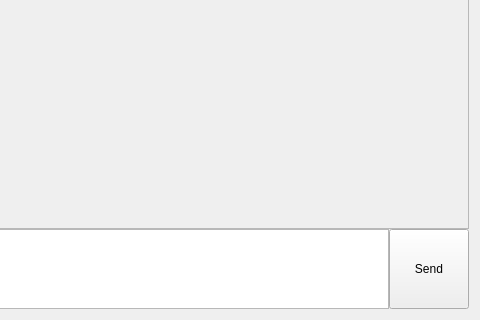
jack41402/Networking-Final, file UI/home.ui: the form before one commit; both pictures show x 520 to 1000 and y 280 to 600 of the 1000 by 600 pixel window.
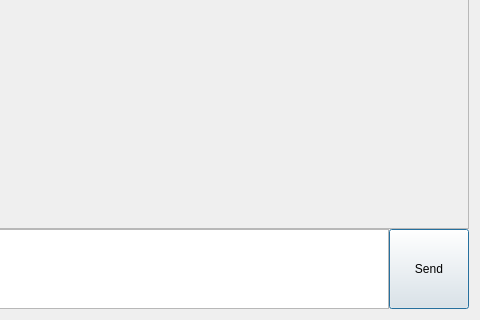
The form after the commit.

The edit to the form file:
```diff
--- a/UI/home.ui
+++ b/UI/home.ui
@@ -13,6 +13,9 @@
   <property name="windowTitle">
    <string>Chat</string>
   </property>
+  <property name="autoFillBackground">
+   <bool>false</bool>
+  </property>
   <layout class="QHBoxLayout" name="horizontalLayout" stretch="3,7">
    <item>
     <layout class="QVBoxLayout" name="verticalLayout" stretch="9,1">
@@ -247,6 +250,9 @@
          <property name="text">
           <string>Send</string>
          </property>
+         <property name="default">
+          <bool>true</bool>
+         </property>
         </widget>
        </item>
       </layout>
```
